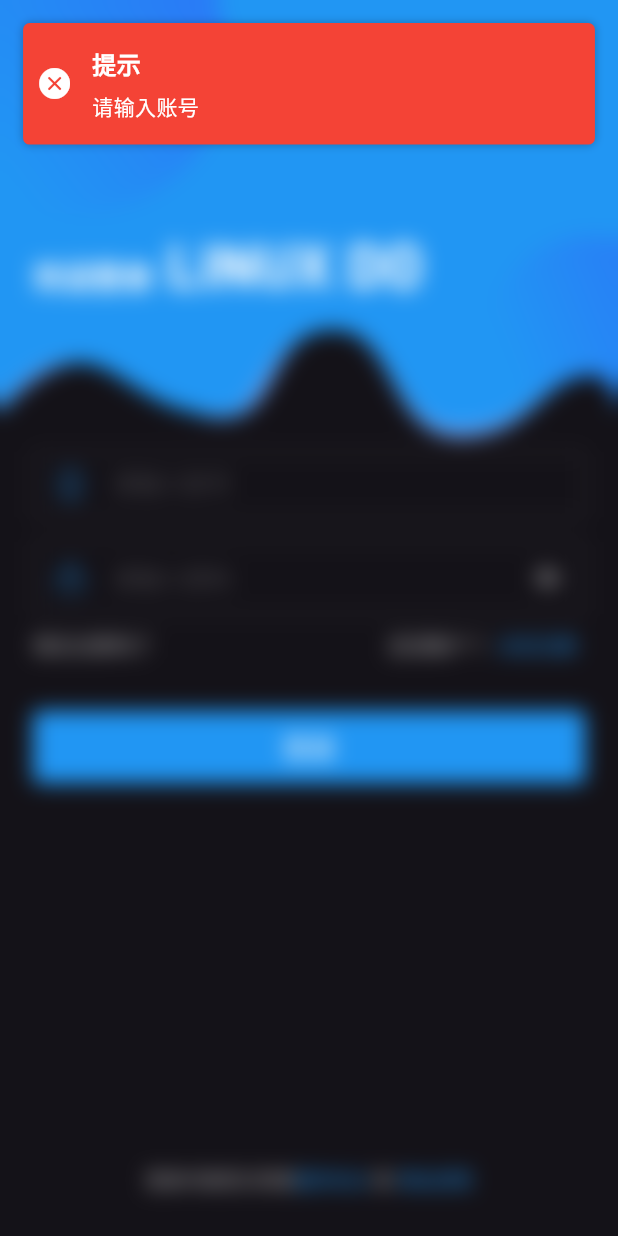
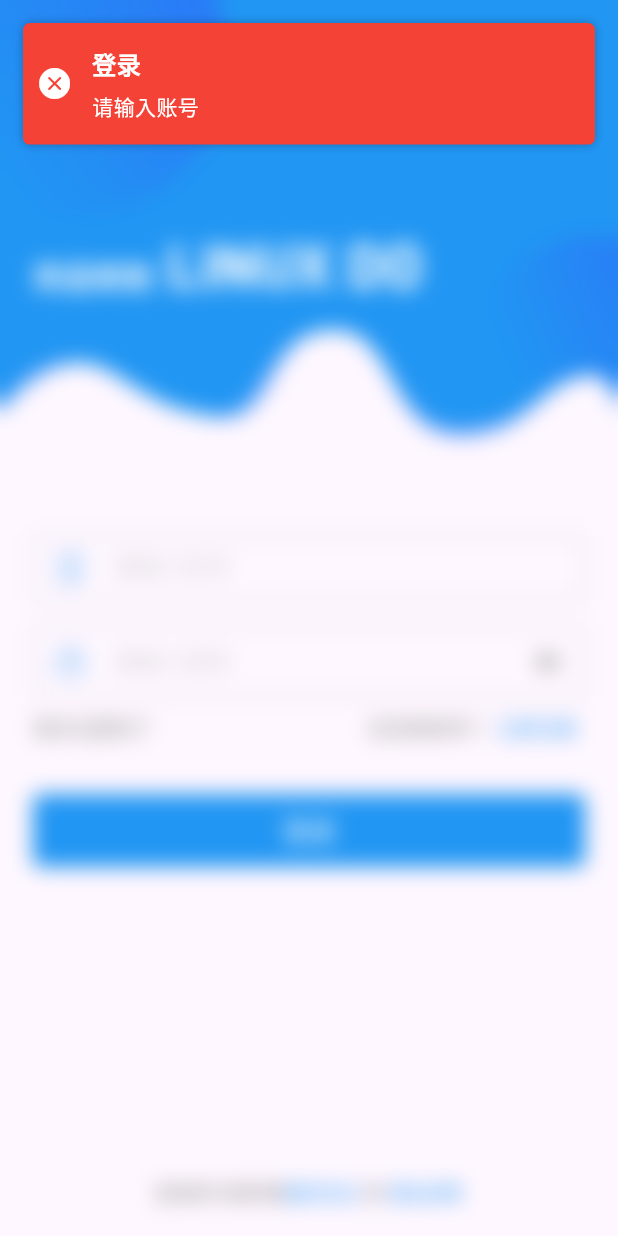
Before and after one commit to LuoH-AN/LINUX-DO, a Flutter app: the screen it shows after launch, after a tap on "登录", on a phone screen of 412 x 824 dp. Run offline on Flutter 3.47's test engine with Material 3 defaults, Android fonts, the phone set to English and light mode, and no system bars; our stand-ins replace cached_network_image, convex_bottom_bar, cookie_jar, device_info_plus, dio, dio_cookie_manager and 12 more; generated files the repository leaves out were written again; network calls fail.

Commit message:
优化登录页面

```diff
--- a/lib/app.dart
+++ b/lib/app.dart
@@ -3,6 +3,7 @@ import 'package:flutter/material.dart';
 import 'package:flutter/services.dart';
 import 'controller/global_controller.dart';
 import 'net/api_service.dart';
+import 'net/http_client.dart';
 import 'utils/inject.dart';
 import 'utils/storage_manager.dart';
 import 'utils/device_util.dart';
@@ -30,15 +31,19 @@ class App {
     // 初始化屏幕适配
     await ScreenUtil.ensureScreenSize();
 
+    // 初始化HTTP客户端
+    final httpClient = await HttpClient.getInstance();
+
     // 初始化API服务
-    Inject.put<ApiService>(ApiService(Dio()));
+    Inject.put<ApiService>(ApiService(httpClient.dio));
+
     Inject.put<GlobalController>(GlobalController());
 
     // 添加网络拦截器
     addInterceptor();
 
     // Tag的颜色
-    Tag.initializeFromJson();
+    Tag.init();
 
     // 测试
     // UserCache().clear();
--- a/lib/const/app_const.dart
+++ b/lib/const/app_const.dart
@@ -73,6 +73,7 @@ class _Identifier {
   String get theme => 'theme';
   String get language => 'language';
   String get isFirst => 'isFirst';
+  String get csrfToken => 'csrfToken';
 }
 
 /// 登录页面文本
@@ -80,26 +81,25 @@ class _LoginConst {
   const _LoginConst();
 
   String get title => '登录';
-  String get greetingPhrase => '欢迎登录';
+  String get greetingPhrase => '欢迎来到';
   String get accountHint => '请输入账号';
   String get passwordHint => '请输入密码';
   String get forgotPassword => '我忘记密码了';
-  String get noAccount => '还没账户？';
-  String get register => '点击注册';
-  String get agreement => '登录代表您已同意';
+  String get noAccount => '还没有账号？';
+  String get register => '立即注册';
+  String get agreement => '登录即代表同意';
   String get serviceAgreement => '服务协议';
   String get and => '和';
   String get privacyPolicy => '隐私政策';
+
+  // 提示信息
+  String get emptyUsername => '请输入账号';
+  String get emptyPassword => '请输入密码';
+  String get loginFailedTitle => '登录失败';
+  String get networkError => '请检查网络连接或稍后重试';
+  String get userInfoError => '用户信息获取失败';
+  String get loginSuccessTitle => '登录成功';
+  String get welcomeBack => '欢迎回来，';
+  String get notImplemented => '此功能暂未开发';
+  String get registerTip => '请先前往https://linux.do站点注册';
 }
-
-// Topic Detail Page
-const double kTopicDetailAvatarSize = 40.0;
-const double kTopicDetailCardPadding = 12.0;
-const double kTopicDetailCardMarginH = 8.0;
-const double kTopicDetailCardMarginV = 4.0;
-const double kTopicDetailSpacing = 8.0;
-
-const double kTopicDetailTitleSize = 16.0;
-const double kTopicDetailSubtitleSize = 12.0;
-const double kTopicDetailContentSize = 14.0;
-const double kTopicDetailIconSize = 16.0;
--- a/lib/controller/global_controller.dart
+++ b/lib/controller/global_controller.dart
@@ -7,14 +7,26 @@ import 'base_controller.dart';
 /// 全局控制器
 
 class GlobalController extends BaseController {
-  final RxString _token = ''.obs;
+  /// final RxString _token = ''.obs;
 
+  /// 并不是token，而是cookie
   /// 获取token
-  String get token => _token.value;
+  // String get token => _token.value;
 
-  /// 设置token
-  void setToken(String value) {
-    _token.value = value;
+  // /// 设置token
+  // void setToken(String value) {
+  //   _token.value = value;
+  // }
+
+  /// csrfToken
+  final RxString _csrfToken = ''.obs;
+
+  /// 获取CSRF Token
+  String get csrfToken => _csrfToken.value;
+
+  /// 设置CSRF Token
+  void setCsrfToken(String value) {
+    _csrfToken.value = value;
   }
 
   final RxBool _isLogin = false.obs;
@@ -31,10 +43,10 @@ class GlobalController extends BaseController {
   void onInit() {
     super.onInit();
 
-    // 获取token
-    setToken(StorageManager.getString(AppConst.identifier.token) ?? '');
+    // 获取CSRF Token
+    setCsrfToken(StorageManager.getString(AppConst.identifier.csrfToken) ?? '');
 
     // 获取是否登录
-    setIsLogin(token.isNotEmpty);
+    setIsLogin(csrfToken.isNotEmpty);
   }
 }
--- a/lib/main.dart
+++ b/lib/main.dart
@@ -42,7 +42,7 @@ class MyApp extends StatelessWidget {
           // 主题配置
           theme: AppTheme.lightTheme,
           darkTheme: AppTheme.darkTheme,
-          themeMode: ThemeMode.dark, // 跟随系统主题
+          themeMode: ThemeMode.system, // 跟随系统主题
 
           // 路由配置
           initialRoute: AppPages.INITIAL,
@@ -81,10 +81,10 @@ class MyApp extends StatelessWidget {
             }
 
             return GestureDetector(
-                // 点击空白处收起键盘
-                onTap: () => FocusManager.instance.primaryFocus?.unfocus(),
-                child: child!,
-              );
+              // 点击空白处收起键盘
+              onTap: () => FocusManager.instance.primaryFocus?.unfocus(),
+              child: child!,
+            );
           },
         );
       },
--- a/lib/models/topic_detail.dart
+++ b/lib/models/topic_detail.dart
@@ -149,11 +149,11 @@ class Post {
     this.actionsSummary,
   });
 
-  String getAvatarUrl(){
+  String getAvatarUrl() {
     return '${HttpConfig.baseUrl}${avatarTemplate!.replaceAll("{size}", "62")}';
   }
 
-  bool isWebMaster(){
+  bool isWebMaster() {
     return userId == 1;
   }
 
--- a/lib/net/api_service.dart
+++ b/lib/net/api_service.dart
@@ -1,8 +1,8 @@
 import 'package:dio/dio.dart' hide Headers;
 import 'package:retrofit/retrofit.dart';
+import '../models/login.dart';
 import '../models/topic_detail.dart';
 import '../models/topic_model.dart';
-import 'api_response.dart';
 import 'http_config.dart';
 
 part 'api_service.g.dart';
@@ -11,12 +11,20 @@ part 'api_service.g.dart';
 abstract class ApiService {
   factory ApiService(Dio dio, {String baseUrl}) = _ApiService;
 
-  // 获取热门话题
-  @GET("/{path}.json")
+  /// 获取CSRF Token
+  @GET('session/csrf')
+  Future<void> getCsrfToken();
+
+  /// 登录
+  @POST('session')
+  Future<LoginResponse> login(@Body() LoginRequest loginRequest);
+
+  /// 获取首页话题
+  @GET("{path}.json")
   Future<TopicListResponse> getTopics(@Path('path') String path);
 
-  // 获取帖子详情
-  @GET("/t/{id}.json")
+  /// 获取帖子详情
+  @GET("t/{id}.json")
   @DioResponseType(ResponseType.json)
   Future<TopicDetail> getTopicDetail(
     @Path("id") String id, {
--- a/lib/net/http_client.dart
+++ b/lib/net/http_client.dart
@@ -1,57 +1,143 @@
 import 'package:dio/dio.dart';
 import 'package:get/get.dart' hide Response;
+import 'package:dio_cookie_manager/dio_cookie_manager.dart';
+import 'package:cookie_jar/cookie_jar.dart';
+import 'package:path_provider/path_provider.dart';
 import 'api_response.dart';
 import 'http_config.dart';
-import 'rest_client.dart';
+import '../controller/global_controller.dart';
+import '../const/app_const.dart';
+import '../utils/storage_manager.dart';
+import '../utils/log.dart';
 
 class HttpClient {
   static HttpClient? _instance;
   late final Dio _dio;
-  late final RestClient _restClient;
+  late final CookieJar _cookieJar;
+  late final BaseOptions _options;
+
+  /// 获取dio实例
+  Dio get dio => _dio;
+
+  /// 获取options
+  BaseOptions get options => _options;
+
+  /// 静态方法获取dio实例
+  static Dio get getDio {
+    if (_instance == null) {
+      throw Exception('HttpClient not initialized');
+    }
+    return _instance!._dio;
+  }
+
+  /// 静态方法获取options
+  static BaseOptions get getOptions {
+    if (_instance == null) {
+      throw Exception('HttpClient not initialized');
+    }
+    return _instance!._options;
+  }
 
   /// 私有构造函数
   HttpClient._() {
-    _dio = Dio(BaseOptions(
+    _initOptions();
+    _initCookieManager();
+    _initInterceptors();
+  }
+
+  /// 初始化options
+  void _initOptions() {
+    _options = BaseOptions(
       baseUrl: HttpConfig.baseUrl,
       connectTimeout: const Duration(milliseconds: HttpConfig.connectTimeout),
       receiveTimeout: const Duration(milliseconds: HttpConfig.receiveTimeout),
       sendTimeout: const Duration(milliseconds: HttpConfig.sendTimeout),
-    ));
-    _initInterceptors();
-    _restClient = RestClient(_dio);
+      headers: {
+        'User-Agent':
+            'Mozilla/5.0 (Windows NT 10.0; Win64; x64) AppleWebKit/537.36 (KHTML, like Gecko) Chrome/120.0.0.0 Safari/537.36',
+        'Accept': 'application/json, text/plain, */*',
+        'Accept-Language': 'zh-CN,zh;q=0.9,en;q=0.8',
+        'X-Requested-With': 'XMLHttpRequest',
+      },
+      contentType: 'application/x-www-form-urlencoded',
+      responseType: ResponseType.json,
+      validateStatus: (status) {
+        return status != null && status >= 200 && status < 500;
+      },
+    );
+    _dio = Dio(_options);
+  }
+
+  /// 初始化Cookie管理器
+  Future<void> _initCookieManager() async {
+    final directory = await getApplicationDocumentsDirectory();
+    final cookiePath = '${directory.path}/.cookies/';
+    _cookieJar =
+        PersistCookieJar(ignoreExpires: true, storage: FileStorage(cookiePath));
+    _dio.interceptors.add(CookieManager(_cookieJar));
   }
 
   /// 单例模式
-  static HttpClient get instance => _instance ??= HttpClient._();
+  static Future<HttpClient> getInstance() async {
+    _instance ??= HttpClient._();
+    return _instance!;
+  }
 
-  /// 获取RestClient实例
-  RestClient get rest => _restClient;
+  /// 清除所有Cookie
+  Future<void> clearCookies() async {
+    await _cookieJar.deleteAll();
+  }
 
   /// 初始化拦截器
   void _initInterceptors() {
     // 添加日志拦截器
-    _dio.interceptors.add(LogInterceptor(
-      request: true,
-      requestHeader: true,
-      requestBody: true,
-      responseHeader: true,
-      responseBody: true,
-      error: true,
-    ));
+    _dio.interceptors.add(
+      InterceptorsWrapper(
+        onRequest: (options, handler) {
+          l.d('Request: ${options.method} ${options.uri}');
+          l.d('Headers: ${options.headers}');
+          l.d('Data: ${options.data}');
+          return handler.next(options);
+        },
+        onResponse: (response, handler) {
+          l.d('Response: ${response.statusCode}');
+          l.d('Data: ${response.data}');
+          return handler.next(response);
+        },
+        onError: (error, handler) {
+          l.e('Error: ${error.message}');
+          if (error.response != null) {
+            l.e('Response: ${error.response?.data}');
+          }
+          return handler.next(error);
+        },
+      ),
+    );
 
     // 添加错误处理拦截器
     _dio.interceptors.add(InterceptorsWrapper(
       onRequest: (options, handler) {
-        // 在请求之前添加token等通用header
-        options.headers['Authorization'] = 'Bearer your_token_here';
+        // 从本地存储获取CSRF Token
+        final csrfToken =
+            StorageManager.getString(AppConst.identifier.csrfToken);
+        if (csrfToken != null && csrfToken.isNotEmpty) {
+          options.headers['X-CSRF-Token'] = csrfToken;
+        }
         return handler.next(options);
       },
       onResponse: (response, handler) {
-        // 统一处理响应
+        try {
+          // 检查并保存CSRF Token
+          final csrfToken = response.headers.value('X-CSRF-Token');
+          if (csrfToken != null) {
+            StorageManager.setData(AppConst.identifier.csrfToken, csrfToken);
+          }
+        } catch (e) {
+          l.e('处理响应头错误: $e');
+        }
         return handler.next(response);
       },
       onError: (error, handler) {
-        // 统一处理错误
         _handleError(error);
         return handler.next(error);
       },
@@ -71,7 +157,10 @@ class HttpClient {
         switch (error.response?.statusCode) {
           case HttpConfig.unauthorizedCode:
             message = HttpConfig.unauthorizedMessage;
-            // 跳转到登录页
+            // 清除登录状态
+            StorageManager.remove(AppConst.identifier.csrfToken);
+            clearCookies(); // 清除Cookie
+            Get.find<GlobalController>().setIsLogin(false);
             Get.offAllNamed('/login');
             break;
           case HttpConfig.forbiddenCode:
@@ -81,7 +170,7 @@ class HttpClient {
             message = HttpConfig.notFoundMessage;
             break;
           default:
-            message = HttpConfig.errorMessage;
+            message = error.response?.data?['error'] ?? HttpConfig.errorMessage;
         }
         break;
       default:
--- a/lib/pages/login/login_controller.dart
+++ b/lib/pages/login/login_controller.dart
@@ -1,34 +1,135 @@
 import 'package:get/get.dart';
 import 'package:linux_do/controller/base_controller.dart';
-
+import 'package:linux_do/models/login.dart';
+import 'package:linux_do/net/api_service.dart';
+import 'package:linux_do/routes/app_pages.dart';
+import '../../const/app_const.dart';
+import '../../net/http_client.dart';
 import '../../utils/mixins/toast_mixin.dart';
+import '../../utils/log.dart';
+import '../../utils/storage_manager.dart';
+import '../../controller/global_controller.dart';
 
 class LoginController extends BaseController {
+  final ApiService _apiService = Get.find<ApiService>();
+  final GlobalController _globalController = Get.find<GlobalController>();
   final username = ''.obs;
   final password = ''.obs;
   final isPasswordVisible = false.obs;
+
+  @override
+  void onInit() {
+    super.onInit();
+    // 检查是否已登录
+    if (_globalController.isLogin) {
+      Get.offAllNamed(Routes.HOME);
+    }
+  }
 
   void togglePasswordVisibility() {
     isPasswordVisible.value = !isPasswordVisible.value;
   }
 
-  void login() {
+  Future<void> login() async {
+    // 检查是否已登录
+    if (_globalController.isLogin) {
+      Get.offAllNamed(Routes.HOME);
+      return;
+    }
+
     if (username.value.isEmpty) {
-      showSnackbar(title: '提示',  message:'请输入账号',type: SnackbarType.error);
+      showSnackbar(
+        title: AppConst.login.title,
+        message: AppConst.login.emptyUsername,
+        type: SnackbarType.error,
+      );
       return;
     }
     if (password.value.isEmpty) {
-      showSnackbar(title: '提示',  message:'请输入密码',type: SnackbarType.error);
+      showSnackbar(
+        title: AppConst.login.title,
+        message: AppConst.login.emptyPassword,
+        type: SnackbarType.error,
+      );
       return;
     }
-    showSnackbar(title: '登录', message: '去登录', type: SnackbarType.success);
+
+    try {
+      isLoading.value = true;
+
+      // 1. 先获取 CSRF Token
+      await _apiService.getCsrfToken();
+
+      // 2. 构建登录请求
+      final loginRequest = LoginRequest(
+        login: username.value,
+        password: password.value,
+        authenticityToken: '',
+      );
+
+      // 3. 发起登录请求
+      final response = await _apiService.login(loginRequest);
+      l.d(response.toJson().toString());
+
+      // 4. 处理登录响应
+      if (response.error != null) {
+        showSnackbar(
+          title: AppConst.login.loginFailedTitle,
+          message: response.error!,
+          type: SnackbarType.error,
+        );
+        return;
+      }
+
+      if (response.user != null) {
+        // 保存用户信息到本地存储
+        await StorageManager.setData(
+            AppConst.identifier.userInfo, response.user!.toJson());
+
+        // 设置登录状态
+        _globalController.setIsLogin(true);
+
+        showSnackbar(
+          title: AppConst.login.loginSuccessTitle,
+          message: '${AppConst.login.welcomeBack}${response.user!.username}',
+          type: SnackbarType.success,
+        );
+
+        // 延迟跳转，让用户看到成功提示
+        await Future.delayed(const Duration(milliseconds: 1500));
+        Get.offAllNamed(Routes.HOME);
+      } else {
+        showSnackbar(
+          title: AppConst.login.loginFailedTitle,
+          message: AppConst.login.userInfoError,
+          type: SnackbarType.error,
+        );
+      }
+    } catch (e) {
+      l.e('登录失败: $e');
+      showSnackbar(
+        title: AppConst.login.loginFailedTitle,
+        message: AppConst.login.networkError,
+        type: SnackbarType.error,
+      );
+    } finally {
+      isLoading.value = false;
+    }
   }
 
-  void forgetPassword(){
-    showSnackbar(title: '未开发提示', message: '此功能暂未开发', type: SnackbarType.warning);
+  void forgetPassword() {
+    showSnackbar(
+      title: AppConst.login.title,
+      message: AppConst.login.notImplemented,
+      type: SnackbarType.warning,
+    );
   }
 
-  void reigster(){
-    showSnackbar(title: '注册提示', message: '请先前往https://linux.do站点注册', type: SnackbarType.info);
+  void reigster() {
+    showSnackbar(
+      title: AppConst.login.register,
+      message: AppConst.login.registerTip,
+      type: SnackbarType.info,
+    );
   }
 }
--- a/lib/pages/login/login_page.dart
+++ b/lib/pages/login/login_page.dart
@@ -41,7 +41,8 @@ class LoginPage extends GetView<LoginController> {
                       style: TextStyle(
                         fontSize: 16.sp,
                         fontWeight: FontWeight.w500,
-                        color: Theme.of(Get.context!).textTheme.titleLarge?.color,
+                        color:
+                            Theme.of(Get.context!).textTheme.titleLarge?.color,
                       ),
                     ),
                     IconButton(
@@ -58,7 +59,10 @@ class LoginPage extends GetView<LoginController> {
                       style: {
                         "body": Style(
                           padding: HtmlPaddings.zero,
-                          color: Theme.of(Get.context!).textTheme.bodyMedium?.color,
+                          color: Theme.of(Get.context!)
+                              .textTheme
+                              .bodyMedium
+                              ?.color,
                         ),
                         "p": Style(
                           margin: Margins.only(bottom: 4.w),
@@ -105,10 +109,6 @@ class LoginPage extends GetView<LoginController> {
   @override
   Widget build(BuildContext context) {
     final theme = Theme.of(context);
-
-    /// 屏幕高度
-    final topHeight = MediaQuery.of(context).size.height * .36;
-    final logoTop = MediaQuery.of(context).size.height * .18;
     return Scaffold(
       body: Material(
         child: Stack(
@@ -124,19 +124,21 @@ class LoginPage extends GetView<LoginController> {
               ),
             ),
 
-            Positioned(
-              top: logoTop,
-              left: AppSizes.speceMedium20,
-              right: AppSizes.speceMedium20,
+            // 主要内容
+            SingleChildScrollView(
+              child: ConstrainedBox(
+                constraints: BoxConstraints(
+                  minHeight: MediaQuery.of(context).size.height,
+                ),
+                child: IntrinsicHeight(
+                  child: Padding(
+                    padding: EdgeInsets.symmetric(
+                        horizontal: AppSizes.speceMedium20),
                     child: Column(
                       crossAxisAlignment: CrossAxisAlignment.start,
                       children: [
-                  // 加上logo感觉不太好看
-                  // Image.asset(
-                  //   AppImages.getLogo(context),
-                  //   width: 120.w,
-                  // ),
-                  // 4.vGap,
+                        SizedBox(
+                            height: MediaQuery.of(context).size.height * .18),
                         Text.rich(TextSpan(
                             text: AppConst.login.greetingPhrase,
                             style: TextStyle(
@@ -152,18 +154,9 @@ class LoginPage extends GetView<LoginController> {
                                     fontFamily: AppFontFamily.dinPro,
                                     color: AppColors.white),
                               )
-                      ]))
-                ],
-              ),
-            ),
-
-            // 主要内容
-            Padding(
-              padding: EdgeInsets.symmetric(horizontal: AppSizes.speceMedium20),
-              child: Column(
-                crossAxisAlignment: CrossAxisAlignment.start,
-                children: [
-                  topHeight.vGap,
+                            ])),
+                        SizedBox(
+                            height: MediaQuery.of(context).size.height * .18),
                         // 账号输入框
                         Container(
                           height: AppSizes.spaceHuge40,
@@ -172,11 +165,13 @@ class LoginPage extends GetView<LoginController> {
                               color: theme.hintColor.withValues(alpha: .2),
                               width: 1,
                             ),
-                      borderRadius: BorderRadius.circular(AppSizes.radiusTiny),
+                            borderRadius:
+                                BorderRadius.circular(AppSizes.radiusTiny),
                           ),
                           child: TextField(
                             style: TextStyle(fontSize: AppSizes.fontNormal),
-                      onChanged: (value) => controller.username.value = value,
+                            onChanged: (value) =>
+                                controller.username.value = value,
                             decoration: InputDecoration(
                               hintText: AppConst.login.accountHint,
                               hintStyle: TextStyle(
@@ -212,12 +207,14 @@ class LoginPage extends GetView<LoginController> {
                               color: theme.hintColor.withValues(alpha: .2),
                               width: 1,
                             ),
-                      borderRadius: BorderRadius.circular(AppSizes.radiusTiny),
+                            borderRadius:
+                                BorderRadius.circular(AppSizes.radiusTiny),
                           ),
                           child: Obx(
                             () => TextField(
                               style: TextStyle(fontSize: AppSizes.fontNormal),
-                        onChanged: (value) => controller.password.value = value,
+                              onChanged: (value) =>
+                                  controller.password.value = value,
                               obscureText: !controller.isPasswordVisible.value,
                               decoration: InputDecoration(
                                 hintText: AppConst.login.passwordHint,
@@ -245,7 +242,8 @@ class LoginPage extends GetView<LoginController> {
                                     color: theme.hintColor,
                                     size: AppSizes.spaceMedium,
                                   ),
-                            onPressed: controller.togglePasswordVisibility,
+                                  onPressed:
+                                      controller.togglePasswordVisibility,
                                 ),
                                 isDense: true,
                                 contentPadding: EdgeInsets.symmetric(
@@ -287,7 +285,8 @@ class LoginPage extends GetView<LoginController> {
                                   onPressed: controller.reigster,
                                   style: TextButton.styleFrom(
                                     padding: EdgeInsets.zero,
-                              tapTargetSize: MaterialTapTargetSize.shrinkWrap,
+                                    tapTargetSize:
+                                        MaterialTapTargetSize.shrinkWrap,
                                   ),
                                   child: Text(
                                     AppConst.login.register,
@@ -306,12 +305,14 @@ class LoginPage extends GetView<LoginController> {
                         SizedBox(
                           width: double.infinity,
                           height: 44.w,
-                    child: LiDoButton(
+                          child: Obx(
+                            () => LiDoButton(
                               text: AppConst.login.title,
                               type: LiDoButtonType.primary,
                               size: LiDoButtonSize.large,
                               onPressed: controller.login,
-                      loading: false,
+                              loading: controller.isLoading.value,
+                            ),
                           ),
                         ),
                         const Spacer(),
@@ -353,8 +354,11 @@ class LoginPage extends GetView<LoginController> {
                             textAlign: TextAlign.center,
                           ),
                         ),
-                  28.vGap,
+                        20.vGap,
                       ],
+                    ),
+                  ),
+                ),
               ),
             ),
           ],
--- a/lib/utils/tag.dart
+++ b/lib/utils/tag.dart
@@ -42,9 +42,10 @@ class Tag {
   }
 
   // 从 JSON 文件加载所有标签并初始化颜色
-  static Future<void> initializeFromJson() async {
+  static Future<void> init() async {
     try {
-      final String jsonString = await rootBundle.loadString('assets/json/tags.json');
+      final String jsonString =
+          await rootBundle.loadString('assets/json/tags.json');
       final Map<String, dynamic> jsonData = json.decode(jsonString);
       final List<dynamic> tags = jsonData['tags'];
 
--- a/pubspec.yaml
+++ b/pubspec.yaml
@@ -31,6 +31,8 @@ dependencies:
   #网络
   retrofit: ^4.0.3
   dio: ^5.4.0
+  dio_cookie_manager: ^3.1.1
+  cookie_jar: ^4.0.8
   #状态管理
   get: ^4.6.6
   #屏幕适配
@@ -62,6 +64,7 @@ dependencies:
   shimmer: ^3.0.0
   # HTML渲染
   flutter_html: ^3.0.0-beta.2
+  path_provider: ^2.1.2
 
 dev_dependencies:
   flutter_test:
```
Also changed, not shown: lib/models/login.dart (added, +65 -0 lines), lib/net/rest_client.dart (deleted, +0 -38 lines), lib/pages/profile/profile_controller.dart (+8 -0 lines), lib/pages/profile/profile_page.dart (+9 -3 lines), lib/models/login.g.dart (added), lib/net/api_service.g.dart, lib/net/rest_client.g.dart (deleted), pubspec.lock, 1 other file. Lines whose indentation alone changed are shown as unchanged.
